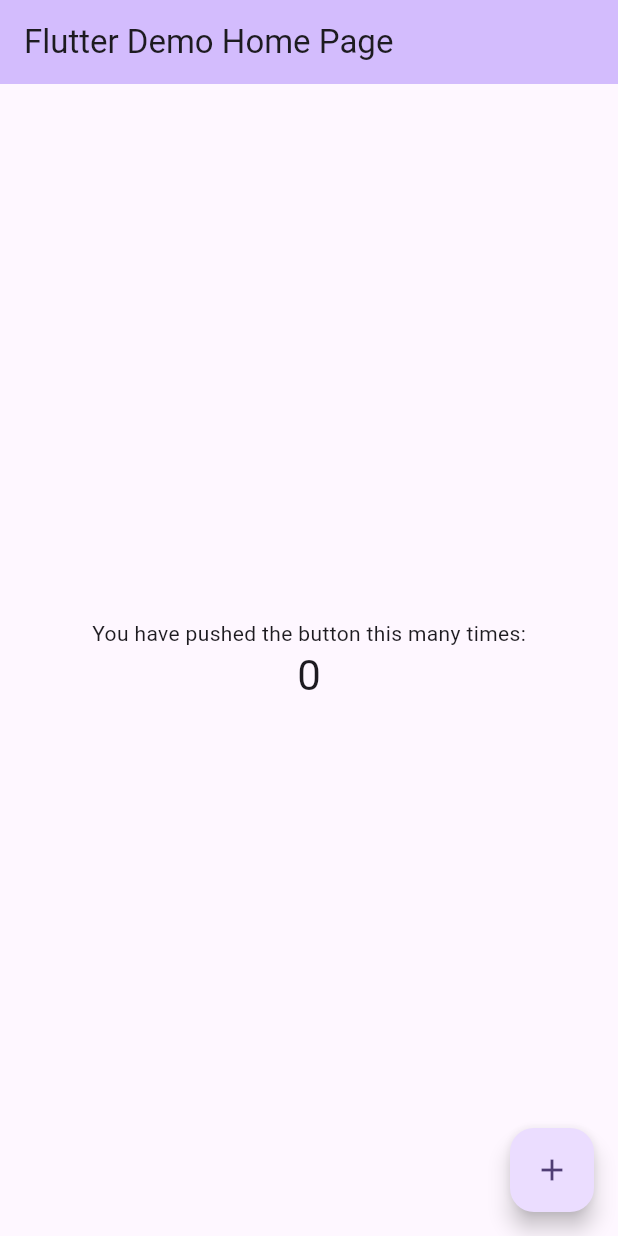
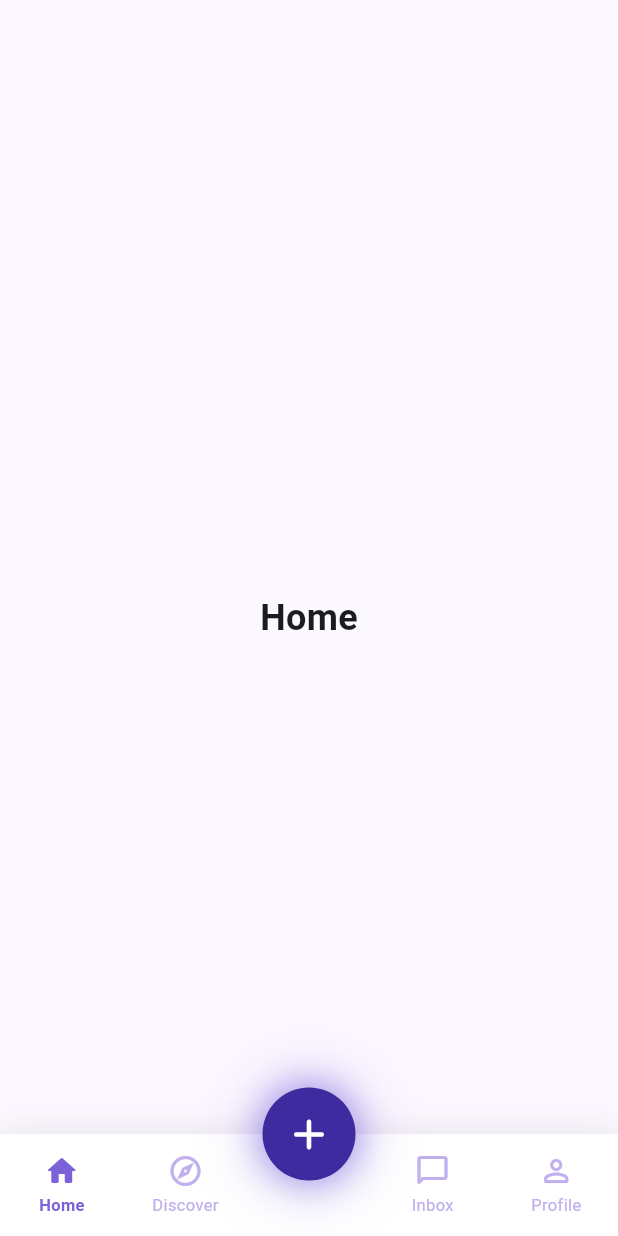
Before and after one commit to jeffwgg/Swaply, a Flutter app: the screen it shows after launch, on a phone screen of 412 x 824 dp. Run offline on Flutter 3.47's test engine with Material 3 defaults, Android fonts, the phone set to English and light mode, and no system bars.

Commit message:
add nav bottom bar for each page

```diff
--- /dev/null
+++ b/lib/core/theme/app_colors.dart
@@ -0,0 +1,14 @@
+import 'package:flutter/material.dart';
+
+class AppColors {
+  AppColors._();
+
+  // Brand
+  static const Color primary = Color(0xFF3D2B9F);
+  static const Color primaryLight = Color(0xFF7B62D9);
+
+  // Bottom nav
+  static const Color navActive = Color(0xFF7B62D9);
+  static const Color navInactive = Color(0xFFC0B0EE);
+  static const Color navBackground = Colors.white;
+}
--- a/lib/main.dart
+++ b/lib/main.dart
@@ -1,4 +1,5 @@
 import 'package:flutter/material.dart';
+import 'views/screens/main_shell.dart';
 
 void main() {
   runApp(const MyApp());
@@ -7,116 +8,17 @@ void main() {
 class MyApp extends StatelessWidget {
   const MyApp({super.key});
 
-  // This widget is the root of your application.
   @override
   Widget build(BuildContext context) {
     return MaterialApp(
-      title: 'Flutter Demo',
+      title: 'Swaply',
+      debugShowCheckedModeBanner: false,
       theme: ThemeData(
-        // This is the theme of your application.
-        //
-        // TRY THIS: Try running your application with "flutter run". You'll see
-        // the application has a purple toolbar. Then, without quitting the app,
-        // try changing the seedColor in the colorScheme below to Colors.green
-        // and then invoke "hot reload" (save your changes or press the "hot
-        // reload" button in a Flutter-supported IDE, or press "r" if you used
-        // the command line to start the app).
-        //
-        // Notice that the counter didn't reset back to zero; the application
-        // state is not lost during the reload. To reset the state, use hot
-        // restart instead.
-        //
-        // This works for code too, not just values: Most code changes can be
-        // tested with just a hot reload.
-        colorScheme: .fromSeed(seedColor: Colors.deepPurple),
+        colorScheme: ColorScheme.fromSeed(seedColor: const Color(0xFF3D2B9F)),
+        useMaterial3: true,
+        fontFamily: 'Roboto',
       ),
-      home: const MyHomePage(title: 'Flutter Demo Home Page'),
+      home: const MainShell(),
     );
   }
 }
-
-class MyHomePage extends StatefulWidget {
-  const MyHomePage({super.key, required this.title});
-
-  // This widget is the home page of your application. It is stateful, meaning
-  // that it has a State object (defined below) that contains fields that affect
-  // how it looks.
-
-  // This class is the configuration for the state. It holds the values (in this
-  // case the title) provided by the parent (in this case the App widget) and
-  // used by the build method of the State. Fields in a Widget subclass are
-  // always marked "final".
-
-  final String title;
-
-  @override
-  State<MyHomePage> createState() => _MyHomePageState();
-}
-
-class _MyHomePageState extends State<MyHomePage> {
-  int _counter = 0;
-
-  void _incrementCounter() {
-    setState(() {
-      // This call to setState tells the Flutter framework that something has
-      // changed in this State, which causes it to rerun the build method below
-      // so that the display can reflect the updated values. If we changed
-      // _counter without calling setState(), then the build method would not be
-      // called again, and so nothing would appear to happen.
-      _counter++;
-    });
-  }
-
-  @override
-  Widget build(BuildContext context) {
-    // This method is rerun every time setState is called, for instance as done
-    // by the _incrementCounter method above.
-    //
-    // The Flutter framework has been optimized to make rerunning build methods
-    // fast, so that you can just rebuild anything that needs updating rather
-    // than having to individually change instances of widgets.
-    return Scaffold(
-      appBar: AppBar(
-        // TRY THIS: Try changing the color here to a specific color (to
-        // Colors.amber, perhaps?) and trigger a hot reload to see the AppBar
-        // change color while the other colors stay the same.
-        backgroundColor: Theme.of(context).colorScheme.inversePrimary,
-        // Here we take the value from the MyHomePage object that was created by
-        // the App.build method, and use it to set our appbar title.
-        title: Text(widget.title),
-      ),
-      body: Center(
-        // Center is a layout widget. It takes a single child and positions it
-        // in the middle of the parent.
-        child: Column(
-          // Column is also a layout widget. It takes a list of children and
-          // arranges them vertically. By default, it sizes itself to fit its
-          // children horizontally, and tries to be as tall as its parent.
-          //
-          // Column has various properties to control how it sizes itself and
-          // how it positions its children. Here we use mainAxisAlignment to
-          // center the children vertically; the main axis here is the vertical
-          // axis because Columns are vertical (the cross axis would be
-          // horizontal).
-          //
-          // TRY THIS: Invoke "debug painting" (choose the "Toggle Debug Paint"
-          // action in the IDE, or press "p" in the console), to see the
-          // wireframe for each widget.
-          mainAxisAlignment: .center,
-          children: [
-            const Text('You have pushed the button this many times:'),
-            Text(
-              '$_counter',
-              style: Theme.of(context).textTheme.headlineMedium,
-            ),
-          ],
-        ),
-      ),
-      floatingActionButton: FloatingActionButton(
-        onPressed: _incrementCounter,
-        tooltip: 'Increment',
-        child: const Icon(Icons.add),
-      ),
-    );
-  }
-}
--- /dev/null
+++ b/lib/views/screens/chat/inbox_screen.dart
@@ -0,0 +1,17 @@
+import 'package:flutter/material.dart';
+
+class InboxScreen extends StatelessWidget {
+  const InboxScreen({super.key});
+
+  @override
+  Widget build(BuildContext context) {
+    return const Scaffold(
+      body: Center(
+        child: Text(
+          'Chatbox',
+          style: TextStyle(fontSize: 24, fontWeight: FontWeight.bold),
+        ),
+      ),
+    );
+  }
+}
--- /dev/null
+++ b/lib/views/screens/explore/discover_screen.dart
@@ -0,0 +1,17 @@
+import 'package:flutter/material.dart';
+
+class DiscoverScreen extends StatelessWidget {
+  const DiscoverScreen({super.key});
+
+  @override
+  Widget build(BuildContext context) {
+    return const Scaffold(
+      body: Center(
+        child: Text(
+          'Discover',
+          style: TextStyle(fontSize: 24, fontWeight: FontWeight.bold),
+        ),
+      ),
+    );
+  }
+}
--- /dev/null
+++ b/lib/views/screens/home/home_screen.dart
@@ -0,0 +1,17 @@
+import 'package:flutter/material.dart';
+
+class HomeScreen extends StatelessWidget {
+  const HomeScreen({super.key});
+
+  @override
+  Widget build(BuildContext context) {
+    return const Scaffold(
+      body: Center(
+        child: Text(
+          'Home',
+          style: TextStyle(fontSize: 24, fontWeight: FontWeight.bold),
+        ),
+      ),
+    );
+  }
+}
--- /dev/null
+++ b/lib/views/screens/item/create_item_screen.dart
@@ -0,0 +1,18 @@
+import 'package:flutter/material.dart';
+
+class CreateItemScreen extends StatelessWidget {
+  const CreateItemScreen({super.key});
+
+  @override
+  Widget build(BuildContext context) {
+    return Scaffold(
+      appBar: AppBar(title: const Text('Create Item')),
+      body: const Center(
+        child: Text(
+          'Create Item',
+          style: TextStyle(fontSize: 24, fontWeight: FontWeight.bold),
+        ),
+      ),
+    );
+  }
+}
--- /dev/null
+++ b/lib/views/screens/main_shell.dart
@@ -0,0 +1,94 @@
+import 'package:flutter/material.dart';
+import 'package:flutter/services.dart';
+import '../widgets/common/bottom_nav_bar.dart';
+import '../screens/home/home_screen.dart';
+import '../screens/explore/discover_screen.dart';
+import '../screens/chat/inbox_screen.dart';
+import '../screens/profile/profile_screen.dart';
+import '../screens/item/create_item_screen.dart';
+import '../../core/theme/app_colors.dart';
+
+class MainShell extends StatefulWidget {
+  const MainShell({super.key});
+
+  @override
+  State<MainShell> createState() => _MainShellState();
+}
+
+class _MainShellState extends State<MainShell> {
+  int _currentIndex = 0;
+
+  static const List<Widget> _screens = [
+    HomeScreen(),
+    DiscoverScreen(),
+    InboxScreen(),
+    ProfileScreen(),
+  ];
+
+  void _onNavTap(int index) {
+    setState(() => _currentIndex = index);
+  }
+
+  void _onAddTap() {
+    Navigator.push(
+      context,
+      MaterialPageRoute(builder: (_) => const CreateItemScreen()),
+    );
+  }
+
+  @override
+  Widget build(BuildContext context) {
+    return AnnotatedRegion<SystemUiOverlayStyle>(
+      value: SystemUiOverlayStyle.dark,
+      child: Scaffold(
+        backgroundColor: const Color(0xFFF8F7FF),
+        extendBody: true,
+        body: _screens[_currentIndex],
+
+        // Glowing floating "+" button
+        floatingActionButton: _GlowFab(onTap: _onAddTap),
+        floatingActionButtonLocation: FloatingActionButtonLocation.centerDocked,
+
+        bottomNavigationBar: BottomNavBar(
+          currentIndex: _currentIndex,
+          onTap: _onNavTap,
+        ),
+      ),
+    );
+  }
+}
+
+class _GlowFab extends StatelessWidget {
+  final VoidCallback onTap;
+  const _GlowFab({required this.onTap});
+
+  @override
+  Widget build(BuildContext context) {
+    return GestureDetector(
+      onTap: onTap,
+      child: Container(
+        width: 62,
+        height: 62,
+        decoration: BoxDecoration(
+          shape: BoxShape.circle,
+          color: AppColors.primary,
+          boxShadow: [
+            // inner glow
+            BoxShadow(
+              color: AppColors.primaryLight.withValues(alpha: 0.55),
+              blurRadius: 18,
+              spreadRadius: 3,
+            ),
+            // outer glow
+            BoxShadow(
+              color: AppColors.primaryLight.withValues(alpha: 0.25),
+              blurRadius: 36,
+              spreadRadius: 8,
+            ),
+          ],
+        ),
+        child: const Icon(Icons.add_rounded, color: Colors.white, size: 34),
+      ),
+    );
+  }
+}
--- /dev/null
+++ b/lib/views/screens/profile/profile_screen.dart
@@ -0,0 +1,17 @@
+import 'package:flutter/material.dart';
+
+class ProfileScreen extends StatelessWidget {
+  const ProfileScreen({super.key});
+
+  @override
+  Widget build(BuildContext context) {
+    return const Scaffold(
+      body: Center(
+        child: Text(
+          'Profile',
+          style: TextStyle(fontSize: 24, fontWeight: FontWeight.bold),
+        ),
+      ),
+    );
+  }
+}
--- /dev/null
+++ b/lib/views/widgets/common/bottom_nav_bar.dart
@@ -0,0 +1,116 @@
+import 'package:flutter/material.dart';
+import '../../../core/theme/app_colors.dart';
+
+class BottomNavBar extends StatelessWidget {
+  final int currentIndex;
+  final ValueChanged<int> onTap;
+
+  const BottomNavBar({
+    super.key,
+    required this.currentIndex,
+    required this.onTap,
+  });
+
+  @override
+  Widget build(BuildContext context) {
+    return Container(
+      height: 68,
+      decoration: const BoxDecoration(
+        color: AppColors.navBackground,
+        boxShadow: [
+          BoxShadow(
+            color: Color(0x14000000),
+            blurRadius: 16,
+            offset: Offset(0, -3),
+          ),
+        ],
+      ),
+      child: Row(
+        children: [
+          _NavItem(
+            icon: Icons.home_outlined,
+            activeIcon: Icons.home_rounded,
+            label: 'Home',
+            index: 0,
+            currentIndex: currentIndex,
+            onTap: onTap,
+          ),
+          _NavItem(
+            icon: Icons.explore_outlined,
+            activeIcon: Icons.explore_rounded,
+            label: 'Discover',
+            index: 1,
+            currentIndex: currentIndex,
+            onTap: onTap,
+          ),
+          // centre gap — the floating "+" button lives here (placed by Scaffold)
+          const Expanded(child: SizedBox()),
+          _NavItem(
+            icon: Icons.chat_bubble_outline_rounded,
+            activeIcon: Icons.chat_bubble_rounded,
+            label: 'Inbox',
+            index: 2,
+            currentIndex: currentIndex,
+            onTap: onTap,
+          ),
+          _NavItem(
+            icon: Icons.person_outline_rounded,
+            activeIcon: Icons.person_rounded,
+            label: 'Profile',
+            index: 3,
+            currentIndex: currentIndex,
+            onTap: onTap,
+          ),
+        ],
+      ),
+    );
+  }
+}
+
+class _NavItem extends StatelessWidget {
+  final IconData icon;
+  final IconData activeIcon;
+  final String label;
+  final int index;
+  final int currentIndex;
+  final ValueChanged<int> onTap;
+
+  const _NavItem({
+    required this.icon,
+    required this.activeIcon,
+    required this.label,
+    required this.index,
+    required this.currentIndex,
+    required this.onTap,
+  });
+
+  @override
+  Widget build(BuildContext context) {
+    final isActive = currentIndex == index;
+    return Expanded(
+      child: GestureDetector(
+        onTap: () => onTap(index),
+        behavior: HitTestBehavior.opaque,
+        child: Column(
+          mainAxisAlignment: MainAxisAlignment.center,
+          children: [
+            Icon(
+              isActive ? activeIcon : icon,
+              color: isActive ? AppColors.navActive : AppColors.navInactive,
+              size: 24,
+            ),
+            const SizedBox(height: 3),
+            Text(
+              label,
+              style: TextStyle(
+                fontSize: 11,
+                color: isActive ? AppColors.navActive : AppColors.navInactive,
+                fontWeight: isActive ? FontWeight.w600 : FontWeight.normal,
+              ),
+            ),
+          ],
+        ),
+      ),
+    );
+  }
+}
```
